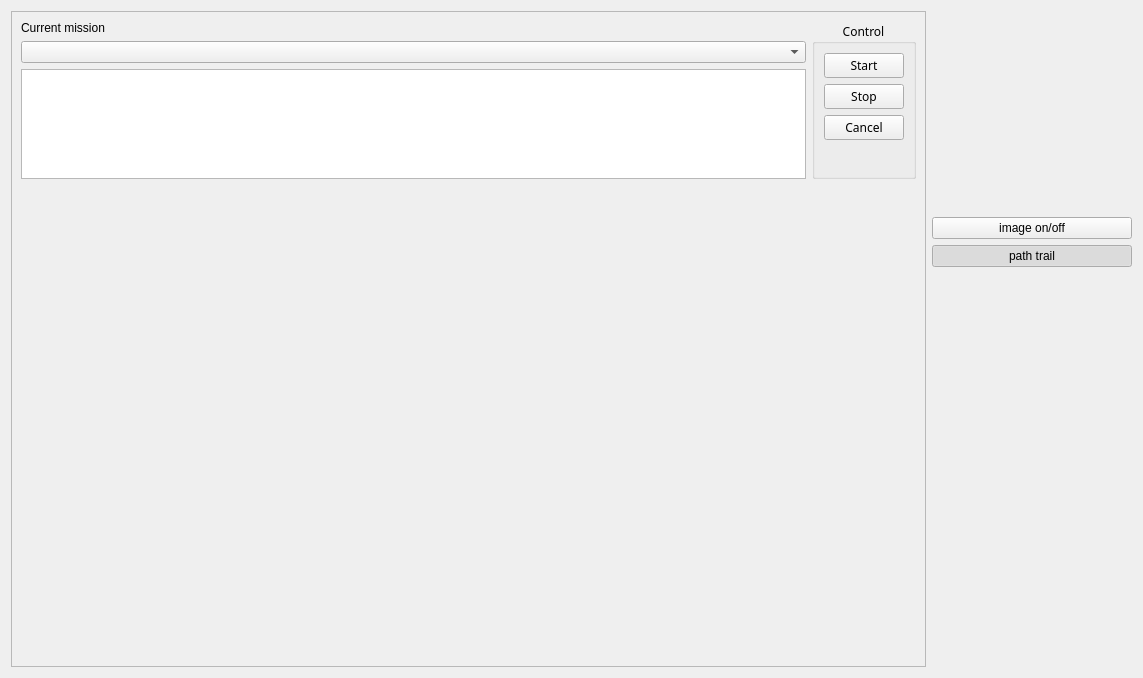
Above: agentes/mission_controller_giraff/src/localUI.ui from robocomp/robocomp-giraff before the change. Below: the same form after it.
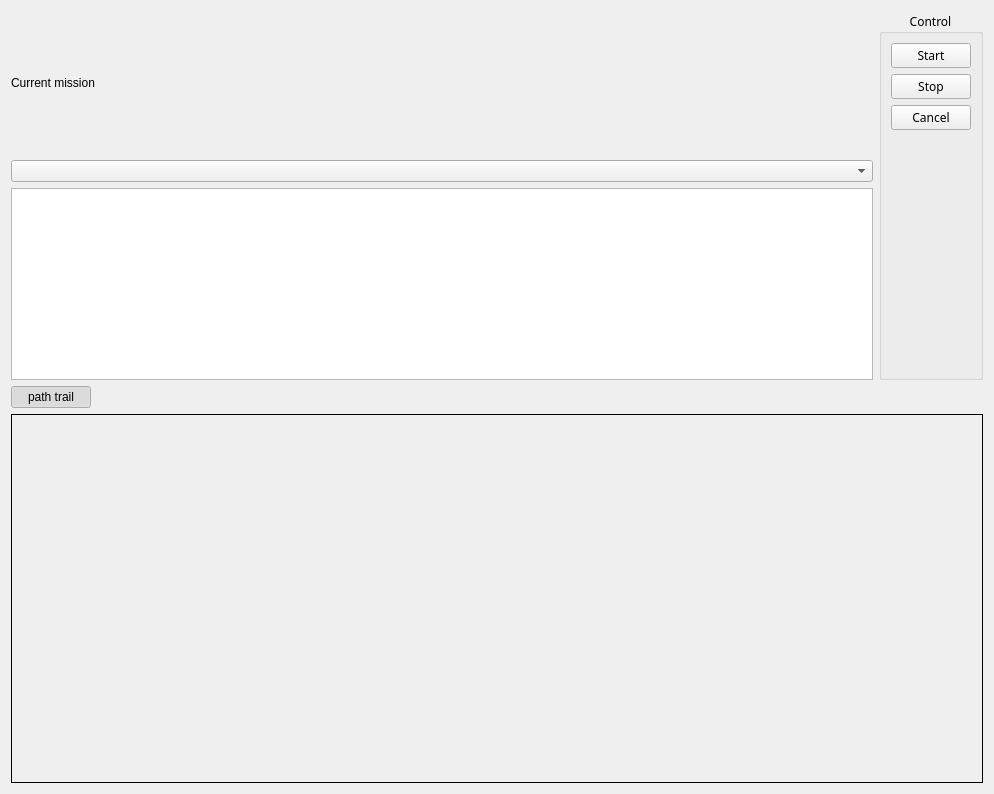
That is the form after the change.

Patch:
```diff
--- a/agentes/mission_controller_giraff/src/localUI.ui
+++ b/agentes/mission_controller_giraff/src/localUI.ui
@@ -6,8 +6,8 @@
    <rect>
     <x>0</x>
     <y>0</y>
-    <width>1143</width>
-    <height>678</height>
+    <width>994</width>
+    <height>794</height>
    </rect>
   </property>
   <property name="windowTitle">
@@ -15,28 +15,19 @@
   </property>
   <layout class="QVBoxLayout" name="verticalLayout_2">
    <item>
+    <layout class="QVBoxLayout" name="verticalLayout">
+     <item>
     <layout class="QHBoxLayout" name="horizontalLayout_2">
      <item>
-      <widget class="QFrame" name="frame">
-       <property name="minimumSize">
-        <size>
-         <width>300</width>
-         <height>0</height>
-        </size>
-       </property>
-       <property name="frameShape">
-        <enum>QFrame::StyledPanel</enum>
-       </property>
-       <property name="frameShadow">
-        <enum>QFrame::Raised</enum>
-       </property>
-       <layout class="QVBoxLayout" name="verticalLayout_6" stretch="10,30">
-        <item>
-         <layout class="QHBoxLayout" name="horizontalLayout">
-          <item>
            <layout class="QVBoxLayout" name="verticalLayout_5">
             <item>
              <widget class="QLabel" name="label">
+           <property name="sizePolicy">
+            <sizepolicy hsizetype="Preferred" vsizetype="Minimum">
+             <horstretch>0</horstretch>
+             <verstretch>0</verstretch>
+            </sizepolicy>
+           </property>
               <property name="text">
                <string>Current mission</string>
               </property>
@@ -123,52 +114,7 @@
          </layout>
         </item>
         <item>
-         <widget class="QWidget" name="empty_widget" native="true">
-          <property name="sizePolicy">
-           <sizepolicy hsizetype="Preferred" vsizetype="Minimum">
-            <horstretch>0</horstretch>
-            <verstretch>0</verstretch>
-           </sizepolicy>
-          </property>
-          <property name="minimumSize">
-           <size>
-            <width>0</width>
-            <height>0</height>
-           </size>
-          </property>
-         </widget>
-        </item>
-       </layout>
-      </widget>
-     </item>
-     <item>
-      <layout class="QVBoxLayout" name="verticalLayout">
-       <item>
-        <widget class="QLabel" name="label_rgb">
-         <property name="minimumSize">
-          <size>
-           <width>200</width>
-           <height>200</height>
-          </size>
-         </property>
-         <property name="text">
-          <string>&lt;IMAGE&gt;</string>
-         </property>
-        </widget>
-       </item>
-       <item>
-        <widget class="QPushButton" name="image_onoff_button">
-         <property name="text">
-          <string>image on/off</string>
-         </property>
-         <property name="checkable">
-          <bool>true</bool>
-         </property>
-         <property name="checked">
-          <bool>false</bool>
-         </property>
-        </widget>
-       </item>
+      <layout class="QHBoxLayout" name="horizontalLayout">
        <item>
         <widget class="QPushButton" name="path_trail_button">
          <property name="text">
@@ -183,20 +129,29 @@
         </widget>
        </item>
        <item>
-        <spacer name="verticalSpacer_2">
+        <spacer name="horizontalSpacer">
          <property name="orientation">
-          <enum>Qt::Vertical</enum>
+          <enum>Qt::Horizontal</enum>
          </property>
          <property name="sizeHint" stdset="0">
           <size>
-           <width>20</width>
-           <height>40</height>
+           <width>108</width>
+           <height>17</height>
           </size>
          </property>
         </spacer>
        </item>
       </layout>
      </item>
+     <item>
+      <widget class="QStackedWidget" name="stacked_widget">
+       <property name="frameShape">
+        <enum>QFrame::Box</enum>
+       </property>
+       <widget class="QWidget" name="goto_widget"/>
+       <widget class="QWidget" name="pathfollow_widget"/>
+      </widget>
+     </item>
     </layout>
    </item>
   </layout>
```
Lines whose indentation alone changed are shown as unchanged.
